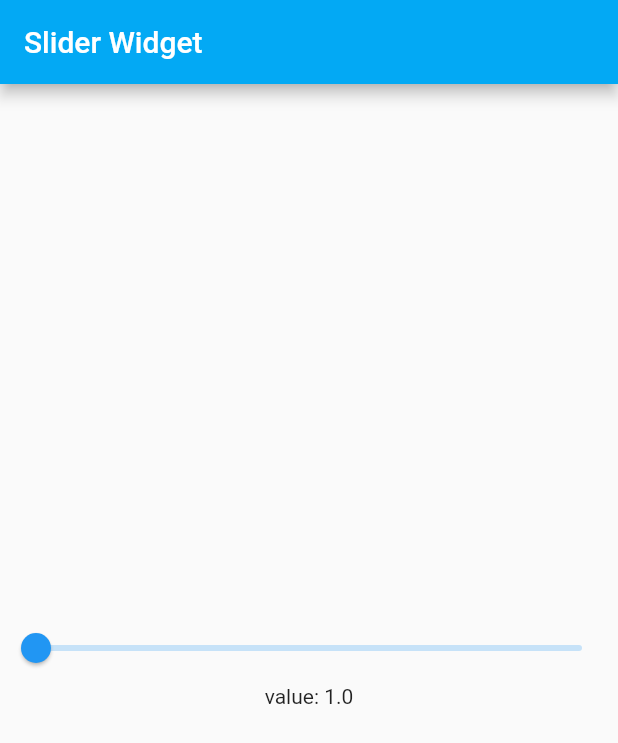
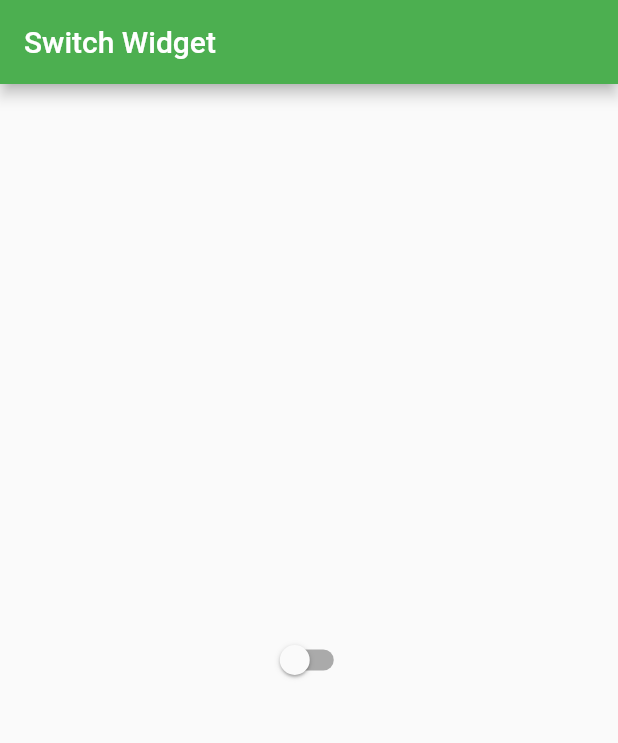
Before and after one commit to rinapratama335/udaflutter, a Flutter app: the screen it shows after launch, on a phone screen of 412 x 824 dp. Shown: the top 743 px of the screen. Run offline on Flutter 3.47's test engine with Material 2 defaults, Android fonts, the phone set to English and light mode, and no system bars.

Commit message:
membuat switch widget (#14)
Co-authored-by: irwantowibowotech <irwantowibowotech@gmail.com>

```diff
--- a/lib/main.dart
+++ b/lib/main.dart
@@ -10,37 +10,26 @@ class MyApp extends StatefulWidget {
 }
 
 class _MyAppState extends State<MyApp> {
-  double drag = 1.0;
-
-  void method1(value) {
-    setState(() {
-      drag = value;
-    });
-  }
+  bool sbool = false;
 
   @override
   Widget build(BuildContext context) {
-    return new MaterialApp(
-      title: 'Slider Widget',
+    return MaterialApp(
+      title: 'Switch Widget',
       home: new Scaffold(
         appBar: new AppBar(
-          title: new Text('Slider Widget'),
-          backgroundColor: Colors.lightBlue,
+          title: new Text('Switch Widget'),
+          backgroundColor: Colors.green,
         ),
         body: new Center(
-          child: new Column(
-            mainAxisAlignment: MainAxisAlignment.center,
-            children: <Widget>[
-              new Slider(
-                  value: drag,
-                  min: 1.0,
-                  max: 10.0,
-                  onChanged: (double val) {
-                    method1(val);
-                  }
-              ),
-              new Text('value: $drag'),
-            ],
+          child: new Switch(
+              value: sbool,
+              onChanged: (bool sb) {
+                setState(() {
+                  sbool = sb;
+                  print(sbool);
+                });
+              }
           ),
         ),
       ),
```
